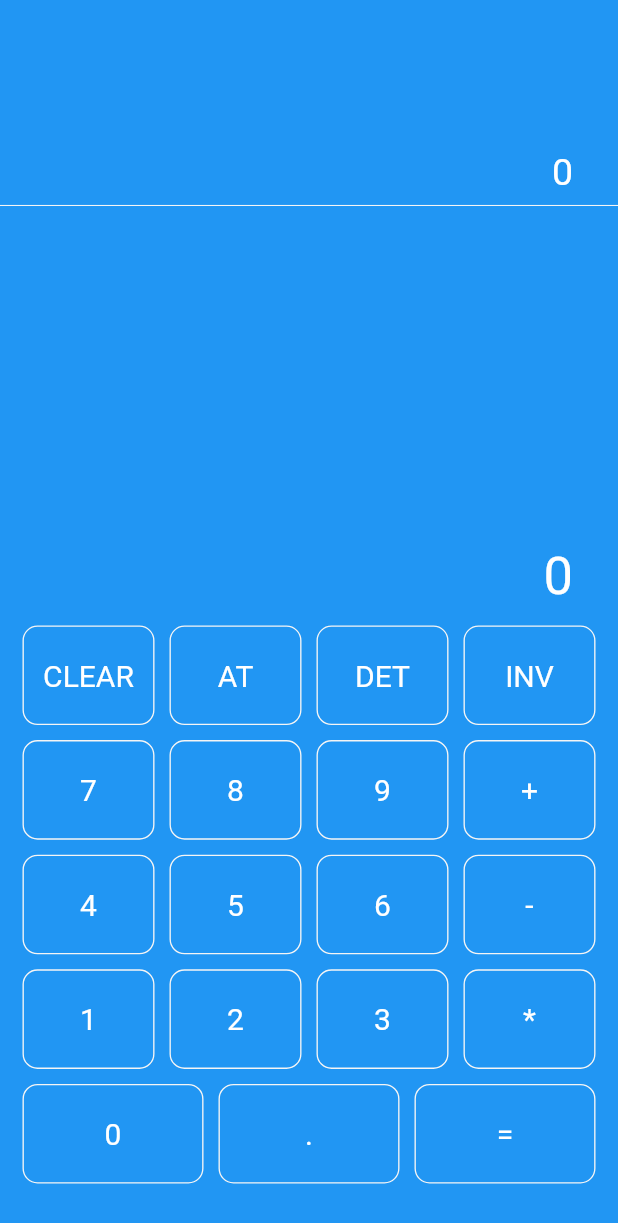
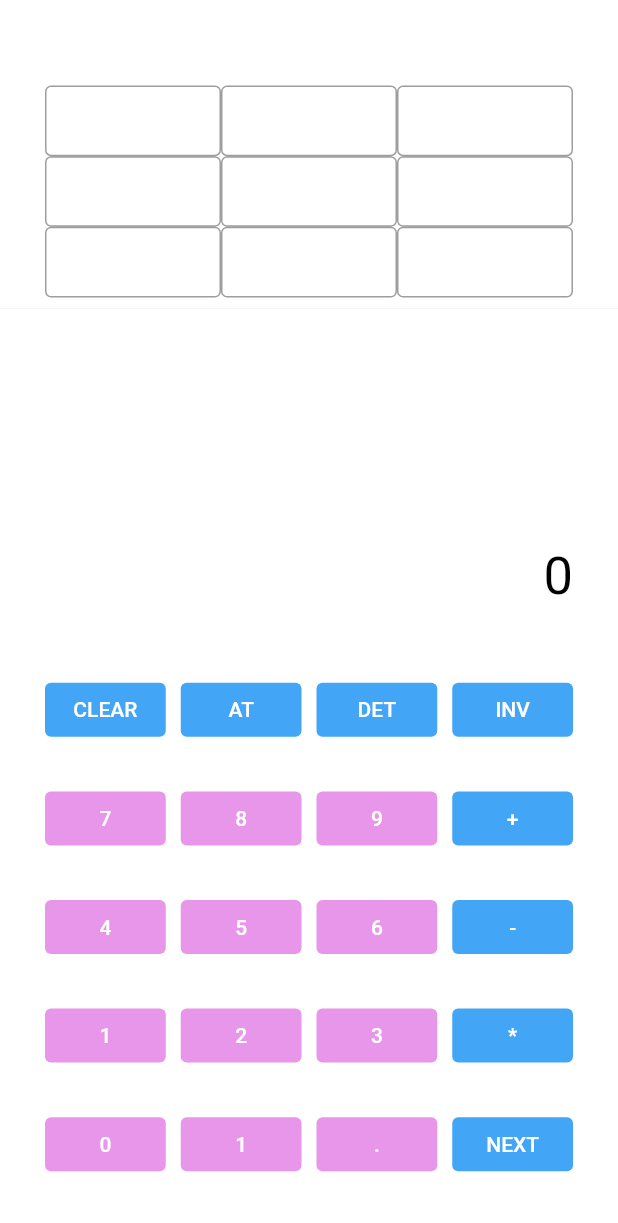
Before and after one commit to dinahcj/MatrixCalculator, a Flutter app: the screen it shows after launch, on a phone screen of 412 x 824 dp. Shown: the top 1223 px of the screen. Run offline on Flutter 3.47's test engine with Material 2 defaults, Android fonts, the phone set to English and light mode, and no system bars.

Commit message:
day 6 added matrix form and updated button type

```diff
--- a/lib/main.dart
+++ b/lib/main.dart
@@ -10,27 +10,21 @@ class MyApp extends StatelessWidget {
     return MaterialApp(
       title: 'Matrix Calculator',
       home: Scaffold(
-        backgroundColor: Colors.blue,
+        backgroundColor: Colors.white,
         body: Center(
           child: Column(
             children: [
               Expanded(
                 flex: 3,
                 child: Container(
-                    //margin: EdgeInsets.all(10),
-                    constraints: BoxConstraints.expand(),
-                    child: Screen()),
+                    constraints: BoxConstraints.expand(), child: Screen()),
               ),
               Expanded(
                 flex: 3,
                 child: Container(
-                  margin: EdgeInsets.only(
-                    bottom: 30,
-                    left: 10,
-                    right: 10,
-                  ),
+                  margin: EdgeInsets.all(25),
                   constraints: BoxConstraints.expand(),
-                  child: Keypad(),
+                  child: Center(child: Keypad()),
                 ),
               )
             ],
@@ -58,7 +52,7 @@ class Screen extends StatelessWidget {
         ),
       ),
     ),
-    child: InputValue('0'),
+    child: Matrix(),
   );
 
   final Widget screenOutputArea = Container(
@@ -77,14 +71,15 @@ class Screen extends StatelessWidget {
       child: Column(
         children: [
           Expanded(
-            flex: 2,
+            flex: 3,
             child: Container(
+              padding: const EdgeInsets.only(top: 50),
               constraints: BoxConstraints.expand(),
               child: screenInputArea,
             ),
           ),
           Expanded(
-            flex: 4,
+            flex: 3,
             child: Container(
               constraints: BoxConstraints.expand(),
               child: screenOutputArea,
@@ -107,107 +102,54 @@ class Keypad extends StatelessWidget {
           Expanded(
             child: Row(
               children: [
-                ButtonValue('CLEAR'),
-                ButtonValue('AT'),
-                ButtonValue('DET'),
-                ButtonValue('INV'),
+                Expanded(child: OperatorButton('CLEAR')),
+                Expanded(child: OperatorButton('AT')),
+                Expanded(child: OperatorButton('DET')),
+                Expanded(child: OperatorButton('INV')),
               ],
             ),
           ),
           Expanded(
             child: Row(
               children: [
-                ButtonValue('7'),
-                ButtonValue('8'),
-                ButtonValue('9'),
-                ButtonValue('+'),
+                Expanded(child: LiteralButton('7')),
+                Expanded(child: LiteralButton('8')),
+                Expanded(child: LiteralButton('9')),
+                Expanded(child: OperatorButton('+')),
               ],
             ),
           ),
           Expanded(
             child: Row(
               children: [
-                ButtonValue('4'),
-                ButtonValue('5'),
-                ButtonValue('6'),
-                ButtonValue('-'),
+                Expanded(child: LiteralButton('4')),
+                Expanded(child: LiteralButton('5')),
+                Expanded(child: LiteralButton('6')),
+                Expanded(child: OperatorButton('-')),
               ],
             ),
           ),
           Expanded(
             child: Row(
               children: [
-                ButtonValue('1'),
-                ButtonValue('2'),
-                ButtonValue('3'),
-                ButtonValue('*'),
+                Expanded(child: LiteralButton('1')),
+                Expanded(child: LiteralButton('2')),
+                Expanded(child: LiteralButton('3')),
+                Expanded(child: OperatorButton('*')),
               ],
             ),
           ),
           Expanded(
             child: Row(
               children: [
-                ButtonValue('0'),
-                ButtonValue('.'),
-                ButtonValue('='),
+                Expanded(child: LiteralButton('0')),
+                Expanded(child: LiteralButton('1')),
+                Expanded(child: LiteralButton('.')),
+                Expanded(child: OperatorButton('NEXT')),
               ],
             ),
           ),
         ],
-      ),
-    );
-  }
-}
-
-class ButtonValue extends StatelessWidget {
-  String textValue;
-
-  ButtonValue(String textValue) {
-    this.textValue = textValue;
-  }
-
-  @override
-  Widget build(BuildContext context) {
-    return Expanded(
-      child: Button(
-        Text(
-          this.textValue,
-          style: TextStyle(
-            color: Colors.white,
-            fontSize: 20,
-          ),
-        ),
-      ),
-    );
-  }
-}
-
-class Button extends StatelessWidget {
-  Widget buttonValue;
-
-  Button(Widget buttonValue) {
-    this.buttonValue = buttonValue;
-  }
-
-  onTap() => {};
-
-  @override
-  Widget build(BuildContext context) {
-    return Container(
-      height: 90,
-      margin: EdgeInsets.all(5),
-      padding: EdgeInsets.all(2),
-      decoration: BoxDecoration(
-        border: Border.all(
-          color: Colors.grey[100],
-          width: 0.9,
-        ),
-        borderRadius: BorderRadius.all(
-          Radius.circular(10),
-        ),
-      ),
-      child: Center(
-        child: this.buttonValue,
       ),
     );
   }
@@ -227,7 +169,7 @@ class OutputSolution extends StatelessWidget {
       child: Text(
         this.output,
         style: TextStyle(
-          color: Colors.white,
+          color: Colors.black,
           fontSize: 35,
         ),
       ),
@@ -249,10 +191,125 @@ class InputValue extends StatelessWidget {
       child: Text(
         this.input,
         style: TextStyle(
-          color: Colors.white,
+          color: Colors.black,
           fontSize: 25,
         ),
       ),
     );
   }
 }
+
+class Matrix extends StatelessWidget {
+  @override
+  Widget build(BuildContext context) {
+    return Center(
+      child: Container(
+        alignment: Alignment.bottomRight,
+        child: Row(
+          children: [
+            Expanded(
+              child: Column(
+                children: [
+                  MatrixElement(),
+                  MatrixElement(),
+                  MatrixElement(),
+                ],
+              ),
+            ),
+            Expanded(
+              child: Column(
+                children: [
+                  MatrixElement(),
+                  MatrixElement(),
+                  MatrixElement(),
+                ],
+              ),
+            ),
+            Expanded(
+              child: Column(
+                children: [
+                  MatrixElement(),
+                  MatrixElement(),
+                  MatrixElement(),
+                ],
+              ),
+            ),
+          ],
+        ),
+      ),
+    );
+  }
+}
+
+class MatrixElement extends StatelessWidget {
+  @override
+  Widget build(BuildContext context) {
+    return Expanded(
+      child: TextField(
+        decoration: InputDecoration(
+          fillColor: Colors.blue[900],
+          border: OutlineInputBorder(),
+        ),
+      ),
+    );
+  }
+}
+
+class LiteralButton extends StatelessWidget {
+  //Buttons 0-9 and "."
+  String buttonLabel;
+  var buttonValue;
+
+  LiteralButton(buttonLabel) {
+    this.buttonLabel = buttonLabel;
+  }
+
+  @override
+  Widget build(BuildContext context) {
+    Color customColor = const Color(0xFFe896ea);
+
+    return Container(
+      padding: const EdgeInsets.only(left: 5, right: 5),
+      child: TextButton(
+        child: Text(
+          this.buttonLabel,
+        ),
+        style: ButtonStyle(
+          backgroundColor: MaterialStateProperty.all<Color>(customColor),
+          shadowColor: MaterialStateProperty.all<Color>(Colors.grey[100]),
+          foregroundColor: MaterialStateProperty.all<Color>(Colors.white),
+        ),
+      ),
+    );
+  }
+}
+
+class OperatorButton extends StatelessWidget {
+  //Buttons 0-9 and "."
+  String buttonLabel;
+  var buttonOperation;
+
+  OperatorButton(buttonLabel) {
+    this.buttonLabel = buttonLabel;
+  }
+
+  @override
+  Widget build(BuildContext context) {
+    Color customColor = const Color(0xFF42A5F5);
+
+    return Container(
+      //margin: EdgeInsets.all(2),
+      padding: const EdgeInsets.only(left: 5, right: 5),
+      child: TextButton(
+        child: Text(
+          this.buttonLabel,
+        ),
+        style: ButtonStyle(
+          backgroundColor: MaterialStateProperty.all<Color>(customColor),
+          shadowColor: MaterialStateProperty.all<Color>(Colors.grey[100]),
+          foregroundColor: MaterialStateProperty.all<Color>(Colors.white),
+        ),
+      ),
+    );
+  }
+}
```
